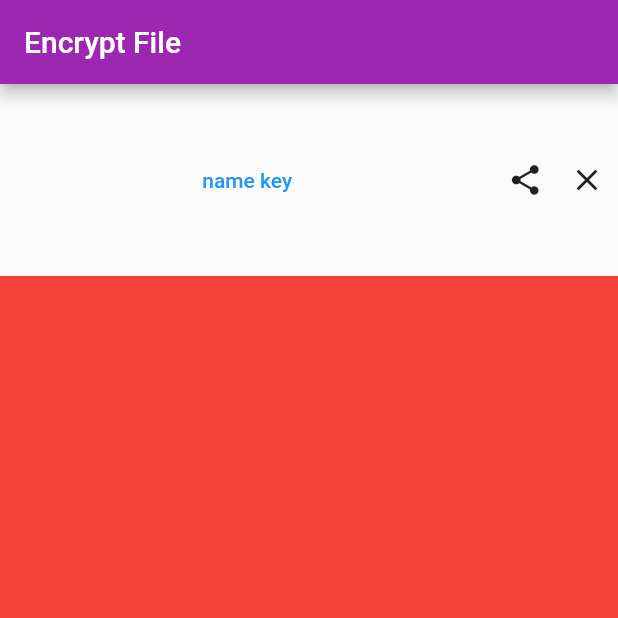
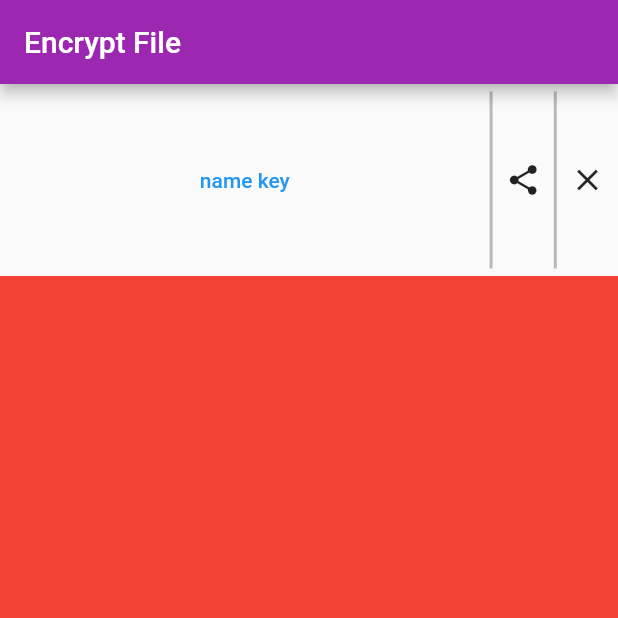
Before and after one commit to cnvfirj/cripto_file, a Flutter app: the screen it shows after launch, on a phone screen of 412 x 824 dp, the top half of it. Run offline on Flutter 3.47's test engine with Material 2 defaults, Android fonts, the phone set to English and light mode, and no system bars.

Commit message:
block key

```diff
--- a/lib/constants/colors.dart
+++ b/lib/constants/colors.dart
@@ -3,5 +3,7 @@ import 'package:flutter/material.dart';
 class ConstantColors{
   static const Color colorBlockKey = Colors.green;
   static const Color colorNameKey = Colors.black26;
+  static const Color colorDelimiter = Colors.black26;
+
 
 }
--- a/lib/constants/sized.dart
+++ b/lib/constants/sized.dart
@@ -1,3 +1,4 @@
 class Sized{
   static const double icon = 50;
+  static const double widthDelimiter = 2;
 }
--- a/lib/widget/key_block.dart
+++ b/lib/widget/key_block.dart
@@ -42,12 +42,13 @@ class _Portrait extends StatelessWidget {
         Flexible(
           flex: 8,
           child: Center(
-            child:TextButton(
+              child: TextButton(
             child: const Text('name key'),
             onPressed: () {},
-            )
+          )),
         ),
-        ),
+        const Delimiter(
+            EdgeInsets.only(top: 5, bottom: 5), width:Sized.widthDelimiter),
         Flexible(
           flex: 1,
           child: IconButton(
@@ -55,6 +56,8 @@ class _Portrait extends StatelessWidget {
             onPressed: () {},
           ),
         ),
+        const Delimiter(
+            EdgeInsets.only(top: 5, bottom: 5), width:Sized.widthDelimiter),
         Flexible(
           flex: 1,
           child: IconButton(
@@ -83,6 +86,8 @@ class _Landscape extends StatelessWidget {
             onPressed: () {},
           ),
         ),
+        const Delimiter(
+            EdgeInsets.only(left: 5, right: 5), height: Sized.widthDelimiter,),
         Flexible(
           flex: 1,
           child: IconButton(
@@ -90,20 +95,71 @@ class _Landscape extends StatelessWidget {
             onPressed: () {},
           ),
         ),
+        const Delimiter(
+            EdgeInsets.only(left: 5, right: 5),height: Sized.widthDelimiter,),
         Flexible(
             flex: 8,
             child: RotatedBox(
               quarterTurns: -1,
               child: Center(
-          child:TextButton(
+                  child: TextButton(
                 child: const Text(
                   'name key',
                 ),
                 onPressed: () {},
-          )
-          ),
+              )),
             ))
       ],
     );
   }
 }
+
+typedef Press = Function();
+
+class _Button extends StatelessWidget {
+  final EdgeInsetsGeometry _edgeInsets;
+  final IconData _icon;
+  final Press _press;
+
+  const _Button(this._edgeInsets, this._icon, this._press);
+
+  @override
+  Widget build(BuildContext context) {
+    return Padding(
+        padding: _edgeInsets,
+        child: IconButton(
+          icon: Icon(_icon),
+          onPressed: _press,
+        ));
+  }
+}
+
+class Delimiter extends StatelessWidget {
+  final EdgeInsetsGeometry _edgeInsets;
+  final double? height;
+  final double? width;
+
+  const Delimiter(this._edgeInsets, {this.height, this.width,Key? key})
+      : super(key: key);
+
+  @override
+  Widget build(BuildContext context) {
+    print('width $width height $height');
+    return Padding(
+        padding: _edgeInsets,
+        child: SizedBox(
+          height: height,
+          width: width,
+          child: Container(
+            color: ConstantColors.colorDelimiter,
+          ),
+        ));
+  }
+}
+/*
+*  return Wrap(
+      runSpacing: 30,
+      direction: Axis.vertical,
+      alignment: WrapAlignment.center,
+      children: text.split("").map((string) => Text(string, style: TextStyle(fontSize: 22))).toList(),
+    );*/
```
Lines whose indentation alone changed are shown as unchanged.
